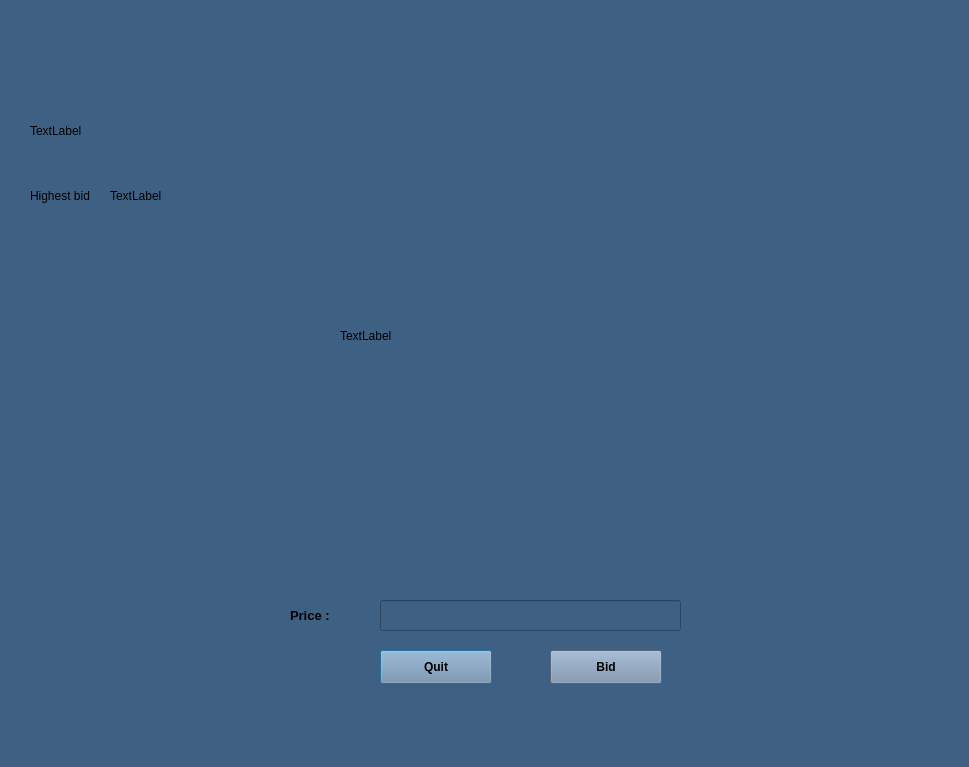
First picture: the form in Monopoly/auction.ui, repository shaahinfaezi/Monopoly, before the edit.
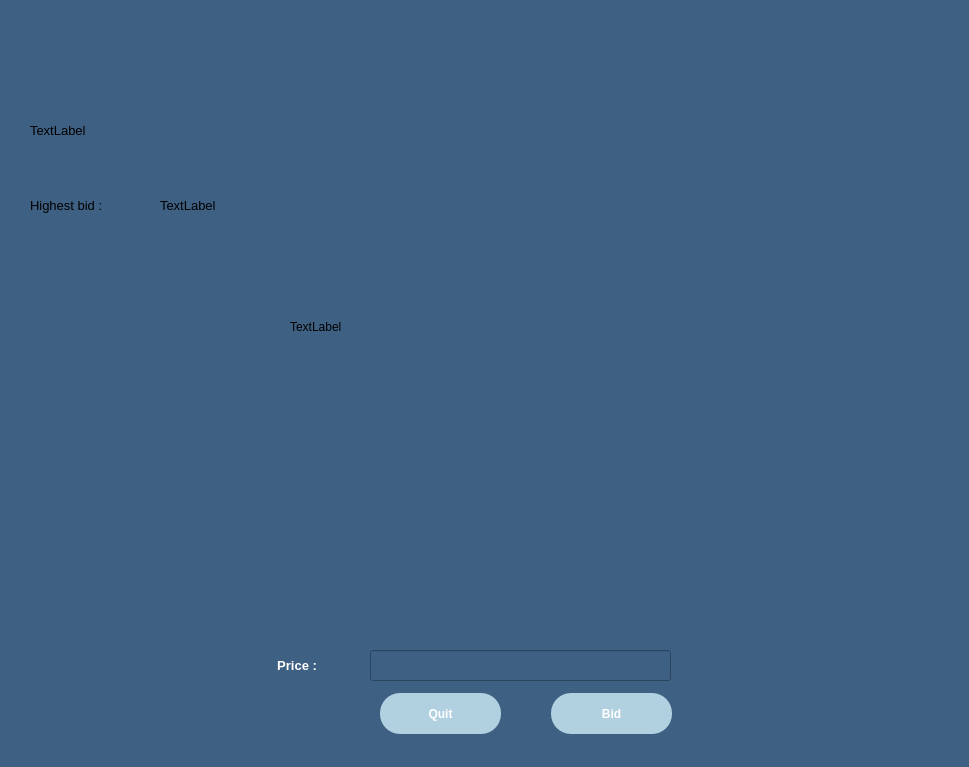
Second picture: the form after the edit.

What changed in the file:
```diff
--- a/Monopoly/auction.ui
+++ b/Monopoly/auction.ui
@@ -20,8 +20,8 @@
   <widget class="QLineEdit" name="lineEdit">
    <property name="geometry">
     <rect>
-     <x>380</x>
-     <y>600</y>
+     <x>370</x>
+     <y>650</y>
      <width>301</width>
      <height>31</height>
     </rect>
@@ -37,10 +37,10 @@
   <widget class="QLabel" name="label">
    <property name="geometry">
     <rect>
-     <x>340</x>
-     <y>100</y>
-     <width>321</width>
-     <height>471</height>
+     <x>290</x>
+     <y>40</y>
+     <width>422</width>
+     <height>574</height>
     </rect>
    </property>
    <property name="styleSheet">
@@ -63,6 +63,11 @@
      <height>41</height>
     </rect>
    </property>
+   <property name="font">
+    <font>
+     <pointsize>10</pointsize>
+    </font>
+   </property>
    <property name="styleSheet">
     <string notr="true">background-color: transparent;
 background: none;
@@ -77,9 +82,9 @@
    <property name="geometry">
     <rect>
      <x>380</x>
-     <y>650</y>
-     <width>112</width>
-     <height>34</height>
+     <y>693</y>
+     <width>121</width>
+     <height>41</height>
     </rect>
    </property>
    <property name="font">
@@ -89,8 +94,12 @@
     </font>
    </property>
    <property name="styleSheet">
-    <string notr="true">background-color: rgb(119, 141, 169);
-</string>
+    <string notr="true">color: rgb(255, 255, 255);
+background-color: qlineargradient(x1: 0, y1: 0, x2: 0, y2: 1, stop: 0 rgb(177, 208, 224), stop: 1 rgb(177, 208, 224));
+border-style: solid;
+border:none;
+border-width: 5px;
+border-radius: 20px;</string>
    </property>
    <property name="text">
     <string>Quit</string>
@@ -99,10 +108,10 @@
   <widget class="QPushButton" name="pushButton_2">
    <property name="geometry">
     <rect>
-     <x>550</x>
-     <y>650</y>
-     <width>112</width>
-     <height>34</height>
+     <x>551</x>
+     <y>693</y>
+     <width>121</width>
+     <height>41</height>
     </rect>
    </property>
    <property name="font">
@@ -112,7 +121,12 @@
     </font>
    </property>
    <property name="styleSheet">
-    <string notr="true">background-color: rgb(119, 141, 169);</string>
+    <string notr="true">color: rgb(255, 255, 255);
+background-color: qlineargradient(x1: 0, y1: 0, x2: 0, y2: 1, stop: 0 rgb(177, 208, 224), stop: 1 rgb(177, 208, 224));
+border-style: solid;
+border:none;
+border-width: 5px;
+border-radius: 20px;</string>
    </property>
    <property name="text">
     <string>Bid</string>
@@ -121,8 +135,8 @@
   <widget class="QLabel" name="label_3">
    <property name="geometry">
     <rect>
-     <x>290</x>
-     <y>600</y>
+     <x>270</x>
+     <y>650</y>
      <width>81</width>
      <height>31</height>
     </rect>
@@ -134,19 +148,27 @@
      <bold>true</bold>
     </font>
    </property>
+   <property name="styleSheet">
+    <string notr="true">color: rgb(255, 255, 255);</string>
+   </property>
    <property name="text">
-    <string>Price :</string>
+    <string>  Price :</string>
    </property>
   </widget>
   <widget class="QLabel" name="label_4">
    <property name="geometry">
     <rect>
-     <x>110</x>
-     <y>180</y>
+     <x>160</x>
+     <y>190</y>
      <width>91</width>
      <height>31</height>
     </rect>
    </property>
+   <property name="font">
+    <font>
+     <pointsize>10</pointsize>
+    </font>
+   </property>
    <property name="text">
     <string>TextLabel</string>
    </property>
@@ -156,10 +178,15 @@
     <rect>
      <x>30</x>
      <y>180</y>
-     <width>61</width>
-     <height>31</height>
+     <width>111</width>
+     <height>51</height>
     </rect>
    </property>
+   <property name="font">
+    <font>
+     <pointsize>10</pointsize>
+    </font>
+   </property>
    <property name="text">
     <string>Highest bid :</string>
    </property>
```
